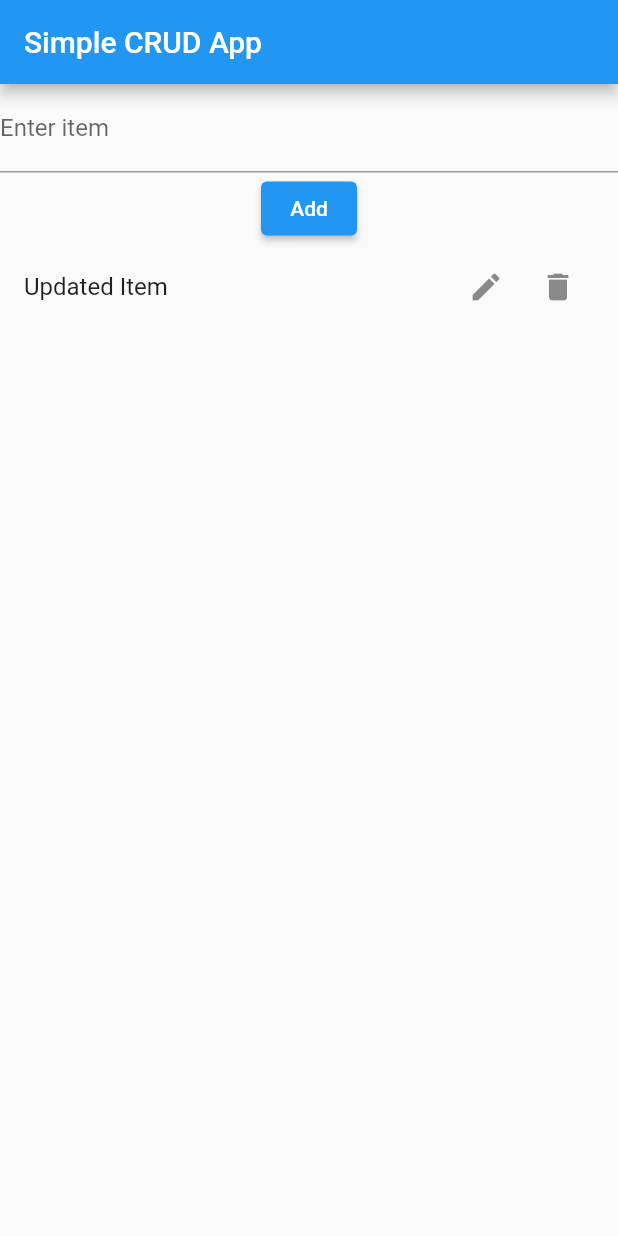
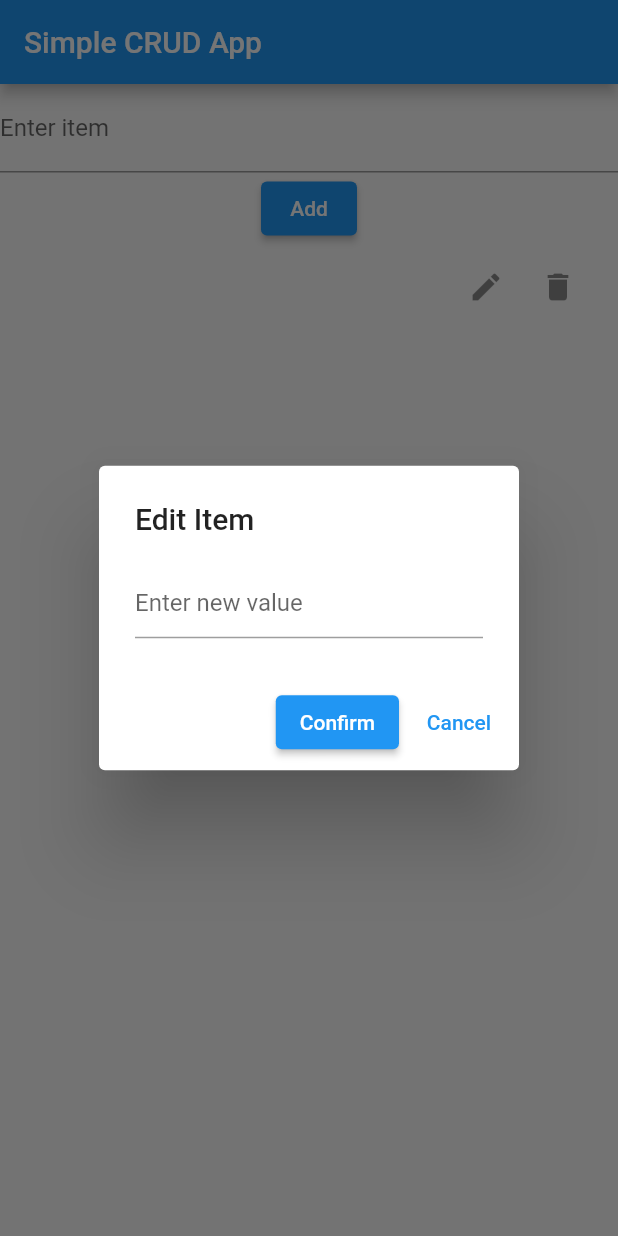
Before and after one commit to sauer-kindra/teste_de_flutter_kindra, a Flutter app: the screen it shows after launch, after a tap on "Add", after a tap on the "edit" icon, on a phone screen of 412 x 824 dp. Run offline on Flutter 3.47's test engine with Material 2 defaults, Android fonts, the light colour scheme and no system bars.

Commit message:
Lucas's changes

```diff
--- /dev/null
+++ b/lib/controllers/item_list_controller.dart
@@ -0,0 +1,24 @@
+import 'package:flutter/material.dart';
+
+import '../models/Item.dart';
+
+class ItemListController {
+  List<Item> items = [];
+  final TextEditingController addItemController = TextEditingController();
+  final TextEditingController editItemController = TextEditingController();
+
+  void addItem() {
+    Item newItem = Item(addItemController.text);
+    items.add(newItem);
+    addItemController.clear();
+  }
+
+  void deleteItem(int index) {
+    items.removeAt(index);
+  }
+
+  void updateItem(int index) {
+    items[index].setContent(editItemController.text);
+    editItemController.clear();
+  }
+}
--- a/lib/main.dart
+++ b/lib/main.dart
@@ -1,84 +1,19 @@
 import 'package:flutter/material.dart';
+import 'package:kindra_test/controllers/item_list_controller.dart';
+import 'package:kindra_test/views/home_view.dart';
 
-void main() {
-  runApp(const MyApp());
-}
-
-class MyApp extends StatefulWidget {
-  const MyApp({super.key});
-
-  @override
-  // ignore: library_private_types_in_public_api
-  _MyAppState createState() => _MyAppState();
-}
-
-class _MyAppState extends State<MyApp> {
-  List<String> items = [];
-  TextEditingController controller = TextEditingController();
-
-  void addItem() {
-    setState(() {
-      items.add(controller.text);
-      controller.clear();
-    });
-  }
-
-  void deleteItem(int index) {
-    setState(() {
-      items.removeAt(index);
-    });
-  }
-
-  void updateItem(int index, String newValue) {
-    setState(() {
-      items[index] = newValue;
-    });
-  }
+class MyApp extends StatelessWidget {
+  MyApp({super.key});
+  final ItemListController itemListController = ItemListController();
 
   @override
   Widget build(BuildContext context) {
     return MaterialApp(
-      home: Scaffold(
-        appBar: AppBar(title: const Text('Simple CRUD App')),
-        body: Column(
-          children: [
-            TextField(
-              controller: controller,
-              decoration: const InputDecoration(labelText: 'Enter item'),
-            ),
-            ElevatedButton(
-              onPressed: addItem,
-              child: const Text('Add'),
-            ),
-            Expanded(
-              child: ListView.builder(
-                itemCount: items.length,
-                itemBuilder: (context, index) {
-                  return ListTile(
-                    title: Text(items[index]),
-                    trailing: Row(
-                      mainAxisSize: MainAxisSize.min,
-                      children: [
-                        IconButton(
-                          icon: const Icon(Icons.edit),
-                          onPressed: () {
-                            String newValue = 'Updated Item';
-                            updateItem(index, newValue);
-                          },
-                        ),
-                        IconButton(
-                          icon: const Icon(Icons.delete),
-                          onPressed: () => deleteItem(index),
-                        ),
-                      ],
-                    ),
-                  );
-                },
-              ),
-            ),
-          ],
-        ),
-      ),
+      home: HomeView(itemListController: itemListController), // Uses separate home view
     );
   }
 }
+
+void main() {
+  runApp(MyApp());
+}
--- /dev/null
+++ b/lib/models/Item.dart
@@ -0,0 +1,13 @@
+class Item {
+  String _itemContent;
+
+  Item(this._itemContent);
+
+  String getContent() {
+    return this._itemContent;
+  }
+
+  void setContent(String content) {
+    this._itemContent = content;
+  }
+}
--- /dev/null
+++ b/lib/views/edit_item_dialog.dart
@@ -0,0 +1,36 @@
+import 'package:flutter/material.dart';
+
+class EditItemDialog extends StatelessWidget {
+  final TextEditingController controller;
+  final VoidCallback onConfirm;
+  final VoidCallback onCancel;
+
+  const EditItemDialog({
+    super.key,
+    required this.controller,
+    required this.onConfirm,
+    required this.onCancel,
+  });
+
+  @override
+  Widget build(BuildContext context) {
+    return AlertDialog(
+      title: const Text('Edit Item'),
+      content: TextField(
+        key: const Key('edit-item-text-field'),
+        controller: controller,
+        decoration: const InputDecoration(hintText: 'Enter new value'),
+      ),
+      actions: [
+        ElevatedButton(
+          onPressed: onConfirm,
+          child: const Text('Confirm'),
+        ),
+        TextButton(
+          onPressed: onCancel,
+          child: const Text('Cancel'),
+        ),
+      ],
+    );
+  }
+}
--- /dev/null
+++ b/lib/views/home_view.dart
@@ -0,0 +1,114 @@
+import 'package:flutter/material.dart';
+import '../controllers/item_list_controller.dart';
+import '../views/edit_item_dialog.dart';
+
+class HomeView extends StatefulWidget {
+  final ItemListController itemListController;
+
+  const HomeView({super.key, required this.itemListController});
+
+  @override
+  State<HomeView> createState() => _HomeViewState();
+}
+
+class _HomeViewState extends State<HomeView> {
+  @override
+  Widget build(BuildContext context) {
+    return MaterialApp(
+      home: Scaffold(
+        appBar: AppBar(title: const Text('Simple CRUD App')),
+        body: Column(
+          children: [
+            _buildTextField(),
+            _buildAddButton(),
+            _buildItemsList(),
+          ],
+        ),
+      ),
+    );
+  }
+
+  Widget _buildTextField() {
+    return TextField(
+      key: const Key('add-item-text-field'),
+      controller: widget.itemListController.addItemController,
+      decoration: const InputDecoration(labelText: 'Enter item'),
+    );
+  }
+
+  Widget _buildAddButton() {
+    return ElevatedButton(
+      onPressed: () {
+        setState(() {
+          widget.itemListController.addItem();
+        });
+      },
+      child: const Text('Add'),
+    );
+  }
+
+  Widget _buildItem(BuildContext context, int index) {
+    return ListTile(
+      title: Text(widget.itemListController.items[index].getContent()),
+      trailing: Row(
+        mainAxisSize: MainAxisSize.min,
+        children: [
+          _buildEditButton(context, index),
+          _buildDeleteButton(index),
+        ],
+      ),
+    );
+  }
+
+  Widget _buildItemsList() {
+    return Expanded(
+      child: ListView.builder(
+          itemCount: widget.itemListController.items.length,
+          itemBuilder: (context, index) {
+            return _buildItem(context, index);
+          }),
+    );
+  }
+
+  Widget _buildEditButton(BuildContext context, int index) {
+    return IconButton(
+      icon: const Icon(Icons.edit),
+      onPressed: () {
+        // On pressed creates a popup dialog to update item string
+        _buildEditDialog(context, index);
+      },
+    );
+  }
+
+  Widget _buildDeleteButton(int index) {
+    return IconButton(
+      icon: const Icon(Icons.delete),
+      onPressed: () {
+        setState(() {
+          widget.itemListController.deleteItem(index);
+        });
+      },
+    );
+  }
+
+  void _buildEditDialog(BuildContext context, int index) {
+    showDialog(
+      context: context,
+      builder: (BuildContext context) {
+        return EditItemDialog(
+          // opens edit popup dialog
+          controller: widget.itemListController.editItemController,
+          onConfirm: () {
+            setState(() {
+              widget.itemListController.updateItem(index);
+            });
+            Navigator.of(context).pop(); // Closes the dialog and saves the updated string
+          },
+          onCancel: () {
+            Navigator.of(context).pop(); // Closes the dialog without saving
+          },
+        );
+      },
+    );
+  }
+}
```
Also changed, not shown: 44 other files.
